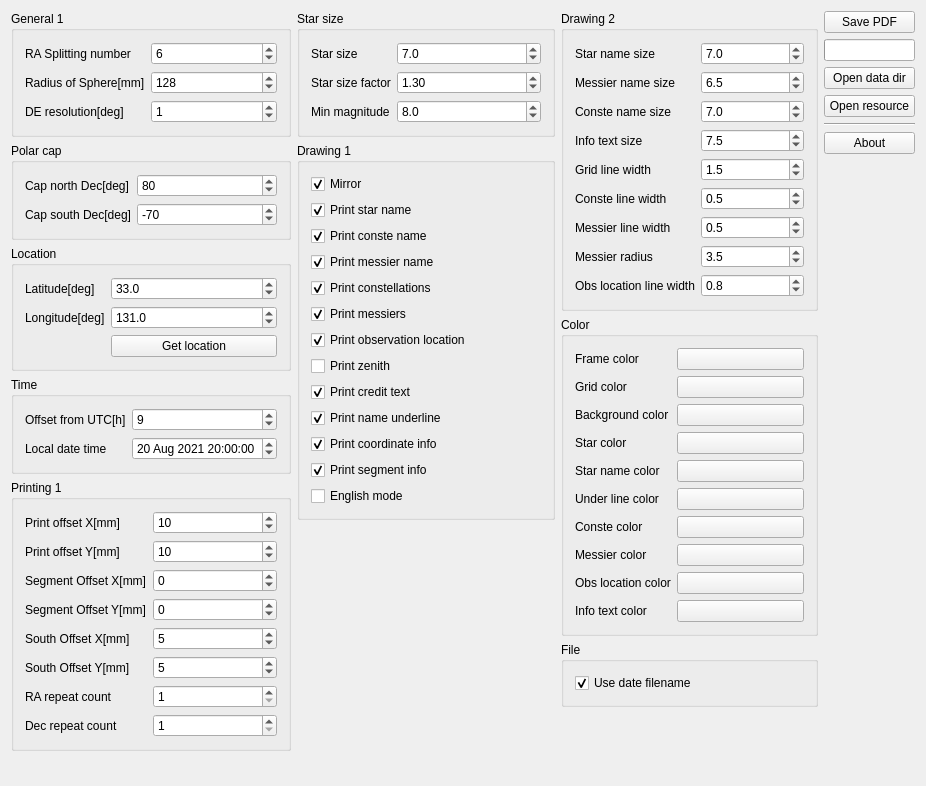
Qt form widget.ui (futr/tenkyu2) before a commit.
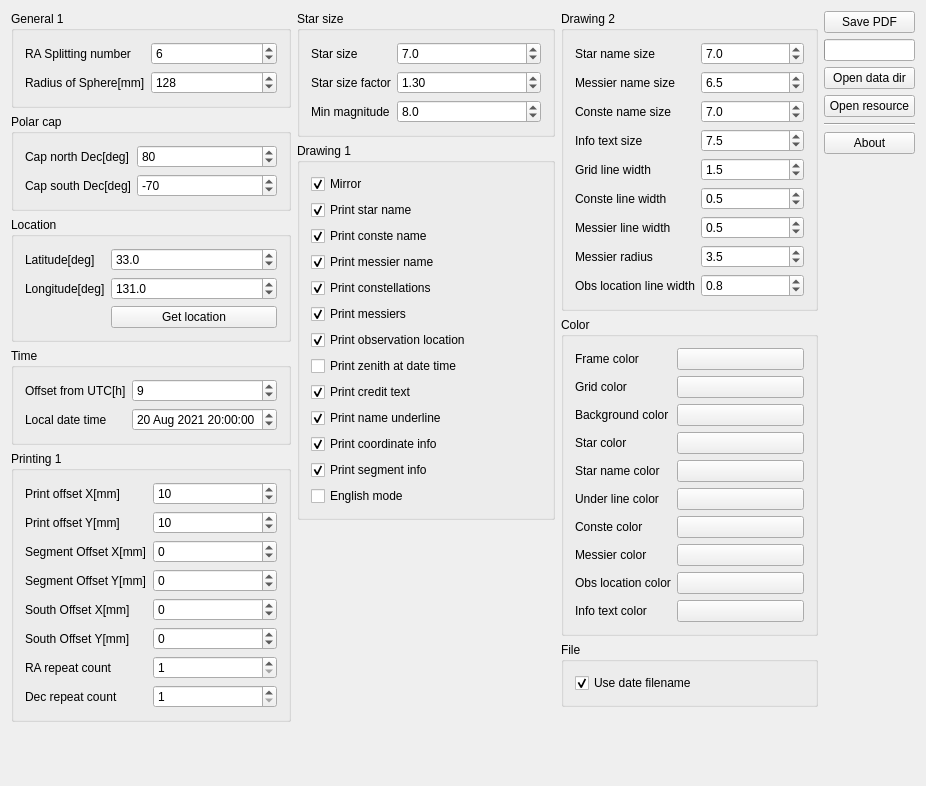
The same form after that commit. Custom widgets are drawn as their Qt base class.

Patch:
```diff
--- a/widget.ui
+++ b/widget.ui
@@ -55,20 +55,6 @@
             </property>
            </widget>
           </item>
-          <item row="2" column="0">
-           <widget class="QLabel" name="label_3">
-            <property name="text">
-             <string>DE resolution[deg]</string>
-            </property>
-           </widget>
-          </item>
-          <item row="2" column="1">
-           <widget class="QSpinBox" name="deResSpinBox">
-            <property name="value">
-             <number>1</number>
-            </property>
-           </widget>
-          </item>
          </layout>
         </widget>
        </item>
@@ -336,7 +322,7 @@
              <number>1000</number>
             </property>
             <property name="value">
-             <number>5</number>
+             <number>0</number>
             </property>
            </widget>
           </item>
@@ -356,7 +342,7 @@
              <number>1000</number>
             </property>
             <property name="value">
-             <number>5</number>
+             <number>0</number>
             </property>
            </widget>
           </item>
@@ -553,7 +539,7 @@
           <item>
            <widget class="QCheckBox" name="printZenithCheckBox">
             <property name="text">
-             <string>Print zenith</string>
+             <string>Print zenith at date time</string>
             </property>
            </widget>
           </item>
```
Left out of the diff: 3 changed lines with no effect on the pictures.
